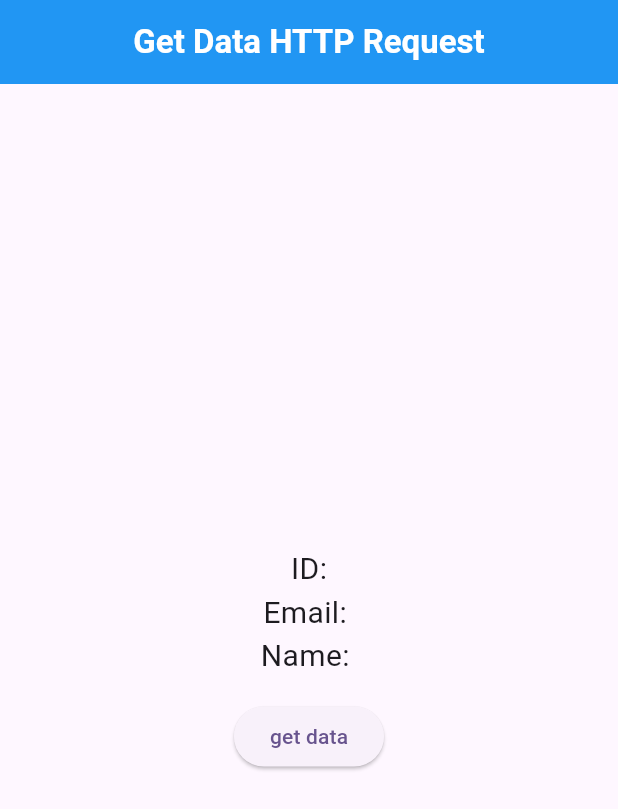
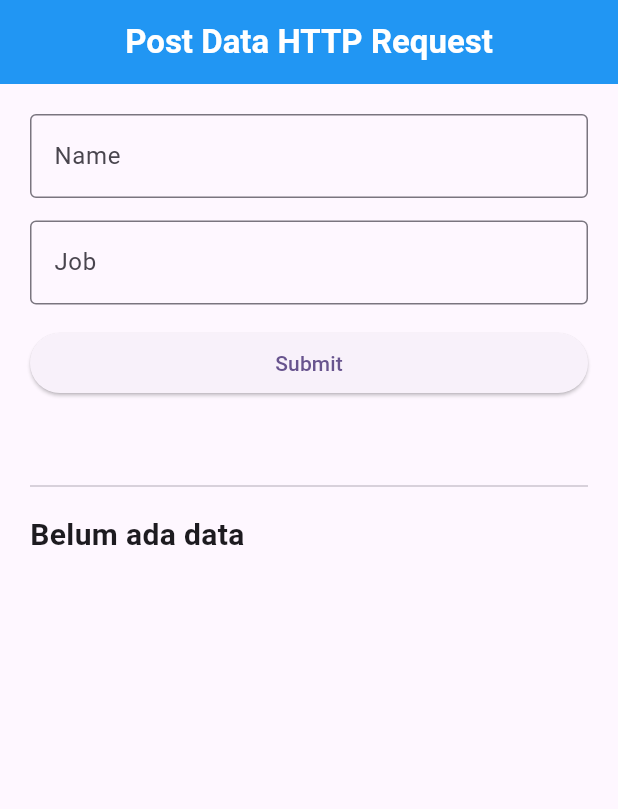
Before and after one commit to Ivriel/flutter_beginner, a Flutter app: the screen it shows after launch, on a phone screen of 412 x 824 dp. Shown: the top 809 px of the screen. Run offline on Flutter 3.47's test engine with Material 3 defaults, Android fonts, the phone set to English and light mode, and no system bars.

Commit message:
Add Postpage for HTTP data submission with user input fields

```diff
--- /dev/null
+++ b/lib/httprequest/post.dart
@@ -0,0 +1,87 @@
+import 'package:flutter/material.dart';
+import 'package:http/http.dart' as http;
+import 'dart:convert';
+class Postpage extends StatefulWidget {
+  const Postpage({super.key});
+
+  @override
+  State<Postpage> createState() => _PostpageState();
+}
+
+class _PostpageState extends State<Postpage> {
+
+  TextEditingController name=TextEditingController();
+  TextEditingController job=TextEditingController();
+
+  String hasilResponse="Belum ada data";
+
+  @override
+  Widget build(BuildContext context) {
+    return Scaffold(
+      appBar: AppBar(
+        title: Text(
+          "Post Data HTTP Request",
+          style: TextStyle(
+            color: Colors.white,
+            fontWeight: FontWeight.bold
+          ),
+          ),
+        centerTitle: true,
+        backgroundColor: Colors.blue,
+      ),
+      body: ListView(
+        padding: EdgeInsets.all(20),
+        children: [
+          TextField(
+            controller: name,
+            autocorrect: false,
+            keyboardType: TextInputType.emailAddress,
+            textInputAction: TextInputAction.next,
+            decoration: InputDecoration(
+              border: OutlineInputBorder(),
+              hintText: "Name"
+            ),
+          ),
+          SizedBox(height: 15),
+           TextField(
+            controller: job,
+            autocorrect: false,
+            keyboardType: TextInputType.text,
+            textInputAction: TextInputAction.done,
+            decoration: InputDecoration(
+              border: OutlineInputBorder(),
+              hintText: "Job"
+            ),
+          ),
+          SizedBox(height: 15),
+          ElevatedButton(
+            onPressed: ()async {
+              var response = await http.post (
+                Uri.parse('https://reqres.in/api/users'),
+                body: {
+                  "name": name.text,
+                  "job": job.text
+                }
+                );
+                json.decode(response.body);
+                setState(() {
+                  hasilResponse = "Name: ${name.text} \nJob: ${job.text}";
+                });
+            },
+            child: Text("Submit"),
+          ),
+          SizedBox(height: 50),
+          Divider(),
+          SizedBox(height: 10),
+          Text(
+            hasilResponse,
+            style: TextStyle(
+              fontSize: 20,
+              fontWeight: FontWeight.bold
+            ),
+          ),
+        ],
+      ),
+    );
+  }
+}
--- a/lib/main.dart
+++ b/lib/main.dart
@@ -1,8 +1,6 @@
 import 'package:flutter/material.dart';
-import 'package:http/http.dart';
 import 'httprequest/get.dart';
-import 'statelessvsstatefull/slicinginstagram/navbar.dart';
-import 'statelessvsstatefull/slicinginstagram/splashscreen.dart';
+import 'httprequest/post.dart';
 void main() {
   runApp(const MyApp());
 }
@@ -20,7 +18,7 @@ class MyApp extends StatelessWidget {
         colorScheme: ColorScheme.fromSeed(seedColor: Colors.deepPurple),
         useMaterial3: true,
       ),
-      home:GetPage(),
+      home:Postpage(),
     );
   }
 }
```
